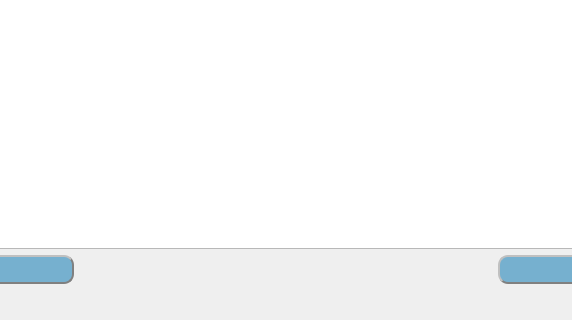
First picture: the form in Interface/Draft/New_view.ui, repository BackDad/Diploma_GB, before the edit; both pictures show x 366 to 938 and y 522 to 842 of the 1299 by 842 pixel window.
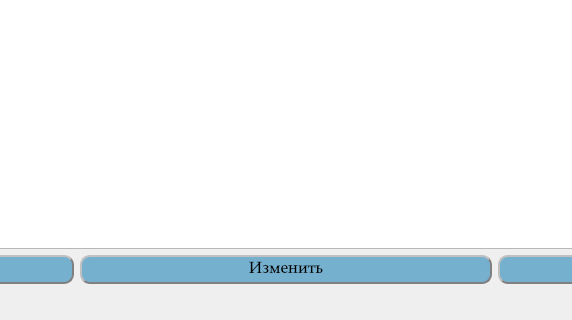
Second picture: the form after the edit. The open tabs and pages were chosen to show the change.

Commit message: добавлены кнопка и форма обновления записи в БД

```diff
--- a/Interface/Draft/New_view.ui
+++ b/Interface/Draft/New_view.ui
@@ -564,6 +564,45 @@
        </property>
       </widget>
      </item>
+     <item row="2" column="1">
+      <widget class="QPushButton" name="Update_studen">
+       <property name="font">
+        <font>
+         <family>Palatino Linotype</family>
+         <pointsize>12</pointsize>
+         <weight>50</weight>
+         <italic>false</italic>
+         <bold>false</bold>
+        </font>
+       </property>
+       <property name="styleSheet">
+        <string notr="true">
+QPushButton {
+    border-style: outset;
+    border-width: 2px;
+    border-color: gray;
+    padding: 4px;
+
+        background-color: rgb(118, 176, 207);
+	border-radius: 10px;
+
+
+}
+
+QPushButton:pressed {
+    border-style: inset;
+     background-color: #25F7A2;
+}
+</string>
+       </property>
+       <property name="text">
+        <string>Изменить</string>
+       </property>
+       <property name="flat">
+        <bool>true</bool>
+       </property>
+      </widget>
+     </item>
     </layout>
    </widget>
    <widget class="QWidget" name="tab_8">
```
Left out of the diff: 2 changed lines with no effect on the pictures. The commit also changes 1 other file.
